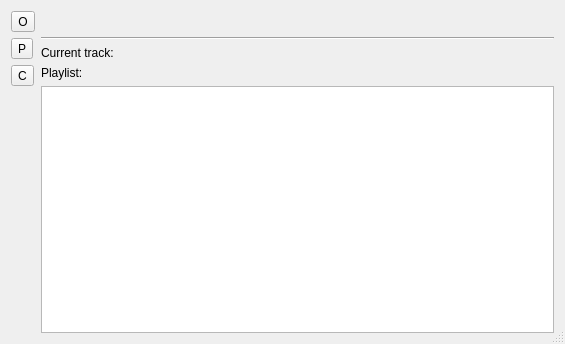
First picture: the form in libraries/mvp-player-qtgui/src/mvp-player-qtgui/ui/MVPPlayerDialog.ui, repository edubois/mvp-player, before the edit.
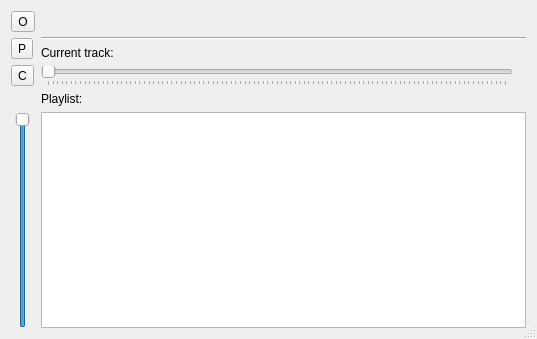
Second picture: the form after the edit. Icons and pictures are not drawn.

Commit message: mvp-player-all: added position slider and time handling.

```diff
--- a/libraries/mvp-player-qtgui/src/mvp-player-qtgui/ui/MVPPlayerDialog.ui
+++ b/libraries/mvp-player-qtgui/src/mvp-player-qtgui/ui/MVPPlayerDialog.ui
@@ -6,8 +6,8 @@
    <rect>
     <x>0</x>
     <y>0</y>
-    <width>565</width>
-    <height>344</height>
+    <width>537</width>
+    <height>339</height>
    </rect>
   </property>
   <property name="windowTitle">
@@ -19,7 +19,7 @@
   <property name="modal">
    <bool>true</bool>
   </property>
-  <layout class="QHBoxLayout" name="horizontalLayout_3">
+  <layout class="QHBoxLayout" name="horizontalLayout_4">
    <item>
     <layout class="QVBoxLayout" name="verticalLayout_3">
      <item>
@@ -77,25 +77,41 @@
       </widget>
      </item>
      <item>
-      <spacer name="verticalSpacer">
+      <widget class="QLabel" name="lblVol">
+       <property name="text">
+        <string/>
+       </property>
+       <property name="pixmap">
+        <pixmap resource="../resources/mvpplayer.qrc">:/mvpplayer/app/icon.png</pixmap>
+       </property>
+       <property name="alignment">
+        <set>Qt::AlignCenter</set>
+       </property>
+      </widget>
+     </item>
+     <item>
+      <widget class="QSlider" name="verticalSlider">
+       <property name="sizePolicy">
+        <sizepolicy hsizetype="Preferred" vsizetype="Expanding">
+         <horstretch>0</horstretch>
+         <verstretch>0</verstretch>
+        </sizepolicy>
+       </property>
+       <property name="maximum">
+        <number>100</number>
+       </property>
+       <property name="value">
+        <number>100</number>
+       </property>
        <property name="orientation">
         <enum>Qt::Vertical</enum>
        </property>
-       <property name="sizeHint" stdset="0">
-        <size>
-         <width>20</width>
-         <height>40</height>
-        </size>
-       </property>
-      </spacer>
+      </widget>
      </item>
     </layout>
    </item>
    <item>
-    <layout class="QVBoxLayout" name="verticalLayout_2">
-     <property name="topMargin">
-      <number>0</number>
-     </property>
+    <layout class="QVBoxLayout" name="verticalLayout">
      <item>
       <widget class="QFrame" name="frameImage">
        <property name="frameShape">
@@ -147,8 +163,6 @@
       </widget>
      </item>
      <item>
-      <layout class="QVBoxLayout" name="verticalLayout">
-       <item>
         <layout class="QHBoxLayout" name="horizontalLayout_2">
          <item>
           <widget class="QLabel" name="label">
@@ -167,7 +181,40 @@
         </layout>
        </item>
        <item>
-        <widget class="QLabel" name="label_2">
+      <layout class="QHBoxLayout" name="horizontalLayout_3">
+       <item>
+        <widget class="QSlider" name="sliderPosition">
+         <property name="maximum">
+          <number>100</number>
+         </property>
+         <property name="orientation">
+          <enum>Qt::Horizontal</enum>
+         </property>
+         <property name="invertedAppearance">
+          <bool>false</bool>
+         </property>
+         <property name="invertedControls">
+          <bool>false</bool>
+         </property>
+         <property name="tickPosition">
+          <enum>QSlider::TicksBelow</enum>
+         </property>
+         <property name="tickInterval">
+          <number>1</number>
+         </property>
+        </widget>
+       </item>
+       <item>
+        <widget class="QLabel" name="lblTrackLength">
+         <property name="text">
+          <string/>
+         </property>
+        </widget>
+       </item>
+      </layout>
+     </item>
+     <item>
+      <widget class="QLabel" name="lblPlaylist">
          <property name="text">
           <string>Playlist:</string>
          </property>
@@ -183,8 +230,6 @@
       </layout>
      </item>
     </layout>
-   </item>
-  </layout>
  </widget>
  <tabstops>
   <tabstop>btnOpen</tabstop>
```
Left out of the diff: 18 changed lines with no effect on the pictures. Lines whose indentation alone changed are shown as unchanged. The commit also changes 20 other files.
